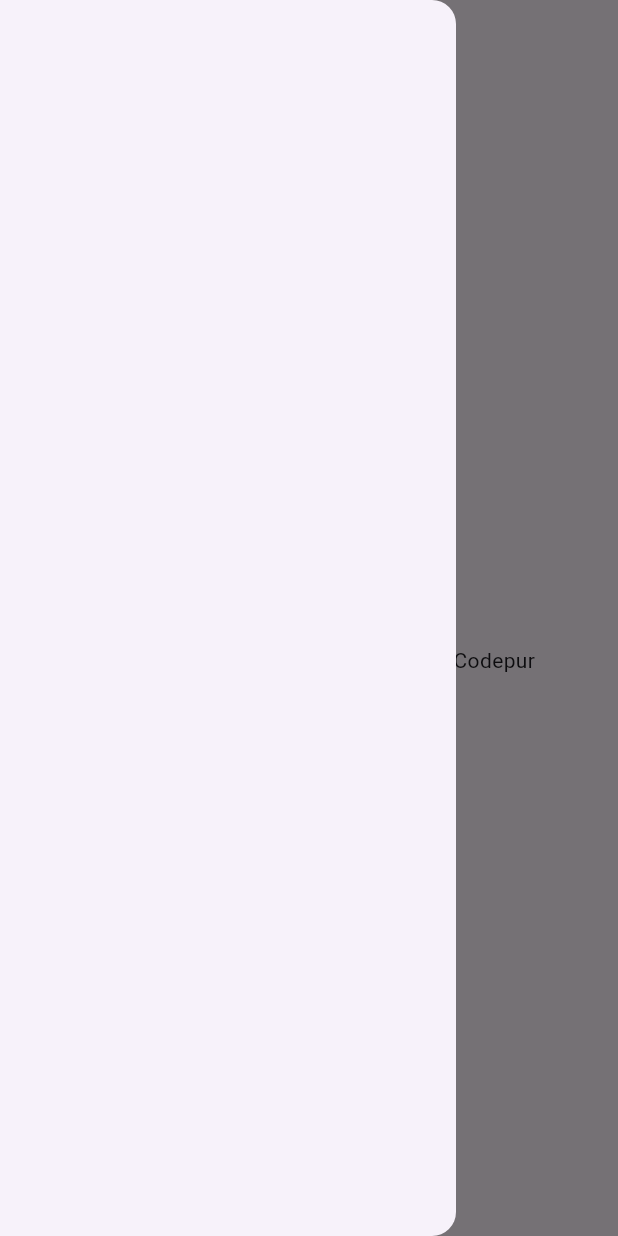
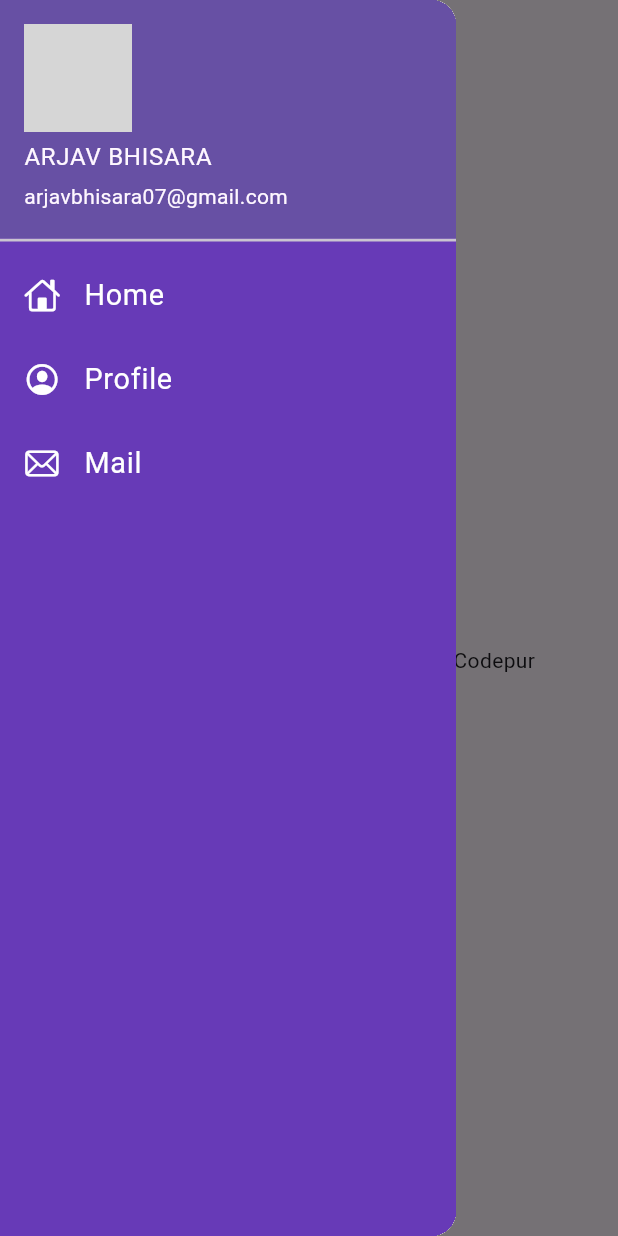
Before and after one commit to Arjav-07/Begetter, a Flutter app: the HomePage screen opened by its route, with the side drawer open, on a phone screen of 412 x 824 dp. Run offline on Flutter 3.47's test engine with Material 3 defaults, Android fonts, the phone set to English and light mode, and no system bars; our stand-ins replace google_fonts; network calls fail; grey boxes are pictures that could not be loaded.

Commit message:
BEGETTER-8

```diff
--- a/lib/home_page.dart
+++ /dev/null
@@ -1,22 +0,0 @@
-import 'package:flutter/material.dart';
-
-class HomePage extends StatelessWidget {
-  final int hour = 8;
-  final String name = "Codepur";
-
-  const HomePage({super.key});
-  @override
-  Widget build(BuildContext context) {
-    return Scaffold(
-      appBar: AppBar(
-        title: const Text("BEGETTER"),
-      ),
-      body: Center(
-        child: Text(
-          "Welcome to $hour hours of flutter video at $name",
-        ),
-      ),
-      drawer: const Drawer(),
-    );
-  }
-}
--- a/lib/main.dart
+++ b/lib/main.dart
@@ -14,17 +14,20 @@ class MyApp extends StatelessWidget {
   @override
   Widget build(BuildContext context) {
     return MaterialApp(
-      initialRoute: '/login', // Set initial route to be LoginPage
+      initialRoute: MyRoutes.HomeRoute, // Set initial route to be LoginPage
       themeMode: ThemeMode.dark, // Dark theme as default
       theme: ThemeData(
         primarySwatch: Colors.deepPurple,
         fontFamily: GoogleFonts.lato().fontFamily, // Use Lato font family
         textTheme: GoogleFonts.latoTextTheme(), // Apply Lato font to textTheme
       ),
+
+      debugShowCheckedModeBanner: false,  // Removing debug banner
+
       darkTheme: ThemeData(brightness: Brightness.light),
       routes: {
         '/': (context) => const LoginPage(),
-        MyRoutes.HomeRoute: (context) => HomePage(),
+        MyRoutes.HomeRoute: (context) => const HomePage(),
         MyRoutes.loginRoute: (context) => const LoginPage(),
       },
     );
--- a/lib/pages/home_page.dart
+++ b/lib/pages/home_page.dart
@@ -1,3 +1,4 @@
+import 'package:begetter/widget/drawer.dart';
 import 'package:flutter/material.dart';
 
 class HomePage extends StatelessWidget {
@@ -16,7 +17,7 @@ class HomePage extends StatelessWidget {
           "Welcome to $hour hours of flutter video at $name",
         ),
       ),
-      drawer: const Drawer(),
+      drawer: MyDrawer(),
     );
   }
 }
--- /dev/null
+++ b/lib/widget/drawer.dart
@@ -0,0 +1,63 @@
+import 'package:flutter/cupertino.dart';
+import 'package:flutter/material.dart';
+
+class MyDrawer extends StatelessWidget {
+  @override
+  Widget build(BuildContext context) {
+    final imageUrl =
+        "https://media.licdn.com/dms/image/v2/D4E22AQFjPfo4hZpxxQ/feedshare-shrink_800/feedshare-shrink_800/0/1730111217598?e=2147483647&v=beta&t=Pn9WRM_Kig3bMoup06aVlVzCDw5nNaaRk7u2wdmuNyw";
+    return Drawer(
+      child: Container(
+        color: Colors.deepPurple,
+        child: ListView(
+          children: [
+            DrawerHeader(
+              padding: EdgeInsets.zero,
+              child: UserAccountsDrawerHeader(
+                margin: EdgeInsets.zero,
+                accountName: Text("ARJAV BHISARA"),
+                accountEmail: Text("arjavbhisara07@gmail.com"),
+                currentAccountPicture: CircleAvatar(
+                  backgroundImage: NetworkImage(imageUrl),
+                ),
+              ),
+            ),
+            ListTile(
+              leading: Icon(
+                CupertinoIcons.home,
+                color: Colors.white,
+              ),
+              title: Text(
+                "Home",
+                textScaleFactor: 1.2,
+                style: TextStyle(color: Colors.white),
+              ),
+            ),
+            ListTile(
+              leading: Icon(
+                CupertinoIcons.profile_circled,
+                color: Colors.white,
+              ),
+              title: Text(
+                "Profile",
+                textScaleFactor: 1.2,
+                style: TextStyle(color: Colors.white),
+              ),
+            ),
+            ListTile(
+              leading: Icon(
+                CupertinoIcons.mail,
+                color: Colors.white,
+              ),
+              title: Text(
+                "Mail",
+                textScaleFactor: 1.2,
+                style: TextStyle(color: Colors.white),
+              ),
+            ),
+          ],
+        ),
+      ),
+    );
+  }
+}
```
Also changed, not shown: pubspec.lock.
